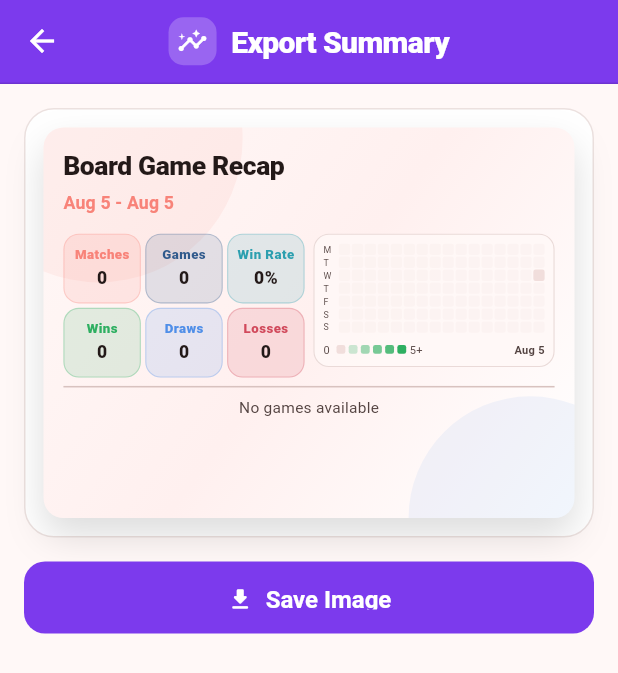
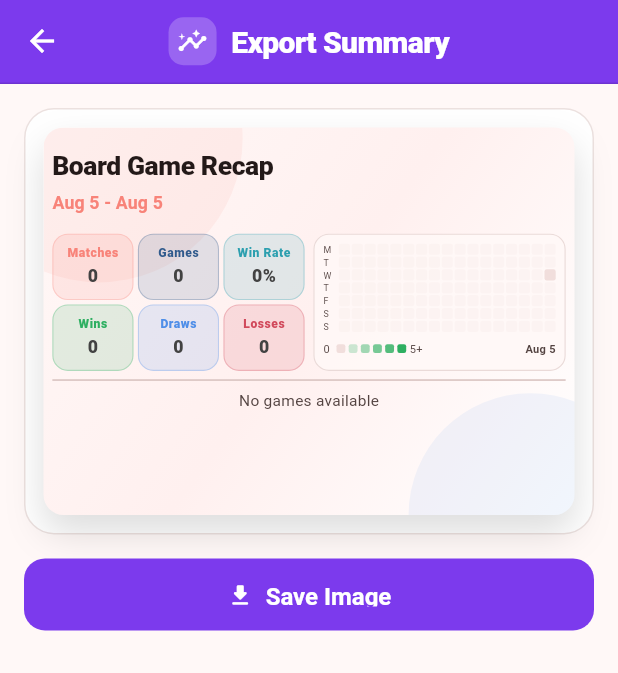
Before and after one commit to LorenzoVonM/Boardex, a Flutter app: the SummaryExportScreen screen opened directly with empty values, on a phone screen of 412 x 824 dp. Shown: the top 673 px of the screen. Run offline on Flutter 3.47's test engine with Material 3 defaults, Android fonts, the phone set to English and light mode, and no system bars; our stand-ins replace image_picker, sqflite; missing offline and left inert: flutter_image_gallery_saver; accounts and stored records are empty.

Commit message:
Fixed sizes for the export image of the summary

```diff
--- a/lib/screens/summary_export_screen.dart
+++ b/lib/screens/summary_export_screen.dart
@@ -191,17 +191,17 @@ class _SummaryResultsPortraitExport extends StatelessWidget {
   final SummaryExportData data;
 
   static const double _posterWidth = 480;
-  static const double _horizontalPadding = 18;
+  static const double _horizontalPadding = 8;
   static const double _topPadding = 18;
   static const double _bottomPadding = 24;
   static const double _titleBlockHeight = 64;
-  static const double _statsSectionHeight = 130;
+  static const double _statsSectionHeight = 124;
   static const double _titleToStatsGap = 14;
   static const double _statsToDividerGap = 8;
   static const double _dividerToGridGap = 8;
   static const double _dividerHeight = 1.4;
   static const int _gridColumns = 5;
-  static const double _gridGap = 4;
+  static const double _gridGap = 5;
 
   const _SummaryResultsPortraitExport({required this.data});
 
@@ -323,23 +323,15 @@ class _SummaryResultsPortraitExport extends StatelessWidget {
                       SizedBox(
                         height: _statsSectionHeight,
                         child: Row(
-                          crossAxisAlignment: CrossAxisAlignment.start,
+                          crossAxisAlignment: CrossAxisAlignment.stretch,
                           children: [
                             Expanded(
-                              child: _SummaryResultsExportStatGrid(data: data),
+                              child: SummaryResultsExportStatGrid(data: data),
                             ),
                             const SizedBox(width: 8),
                             Expanded(
-                              child: Column(
-                                mainAxisSize: MainAxisSize.min,
-                                children: [
-                                  SizedBox(
-                                    width: double.infinity,
-                                    child: _SummaryResultsExportHeatmapCard(
-                                      data: data,
-                                    ),
-                                  ),
-                                ],
+                              child: _SummaryResultsExportHeatmapCard(
+                                data: data,
                               ),
                             ),
                           ],
@@ -369,10 +361,10 @@ class _SummaryResultsPortraitExport extends StatelessWidget {
   }
 }
 
-class _SummaryResultsExportStatGrid extends StatelessWidget {
+class SummaryResultsExportStatGrid extends StatelessWidget {
   final SummaryExportData data;
 
-  const _SummaryResultsExportStatGrid({required this.data});
+  const SummaryResultsExportStatGrid({super.key, required this.data});
 
   @override
   Widget build(BuildContext context) {
@@ -505,10 +497,7 @@ class _SummaryResultsExportGameGrid extends StatelessWidget {
         return SizedBox(
           width: itemSize,
           height: itemSize,
-          child: _DashboardSummaryGameCard(
-            summary: s,
-            compact: true,
-          ),
+          child: _DashboardSummaryGameCard(summary: s, compact: true),
         );
       }).toList(),
     );
@@ -534,7 +523,10 @@ class _SummaryResultsMetricCard extends StatelessWidget {
     final textTheme = Theme.of(context).textTheme;
 
     return Container(
-      padding: EdgeInsets.symmetric(horizontal: compact ? 8 : 10, vertical: 6),
+      padding: EdgeInsets.symmetric(
+        horizontal: compact ? 8 : 10,
+        vertical: compact ? 4 : 6,
+      ),
       decoration: BoxDecoration(
         color: accentColor.withValues(alpha: compact ? 0.14 : 0.1),
         borderRadius: BorderRadius.circular(compact ? 14 : 16),
@@ -552,7 +544,7 @@ class _SummaryResultsMetricCard extends StatelessWidget {
                 textAlign: TextAlign.center,
                 maxLines: 1,
                 overflow: TextOverflow.ellipsis,
-                style: (compact ? textTheme.bodySmall : textTheme.titleSmall)
+                style: (compact ? textTheme.labelSmall : textTheme.titleSmall)
                     ?.copyWith(fontWeight: FontWeight.w800, color: accentColor),
               ),
             ),
@@ -569,7 +561,9 @@ class _SummaryResultsMetricCard extends StatelessWidget {
                 style: (compact ? textTheme.bodyLarge : textTheme.headlineSmall)
                     ?.copyWith(
                       fontWeight: FontWeight.w900,
-                      color: colorScheme.onSurface,
+                      color: compact
+                          ? const Color(0xFF424242)
+                          : colorScheme.onSurface,
                     ),
               ),
             ),
@@ -606,9 +600,10 @@ class _DashboardSummaryGameCard extends StatelessWidget {
     return Card(
       clipBehavior: Clip.antiAlias,
       elevation: 1,
+      margin: EdgeInsets.zero,
       shape: RoundedRectangleBorder(
         borderRadius: BorderRadius.circular(compact ? 8 : 10),
-        side: BorderSide(color: summary.dominantResult.color, width: 2.5),
+        side: BorderSide(color: summary.dominantResult.color, width: 1.5),
       ),
       child: Stack(
         fit: StackFit.expand,
```
Also changed, not shown: lib/screens/summary_results_screen.dart (+37 -3 lines), 1 other file.
